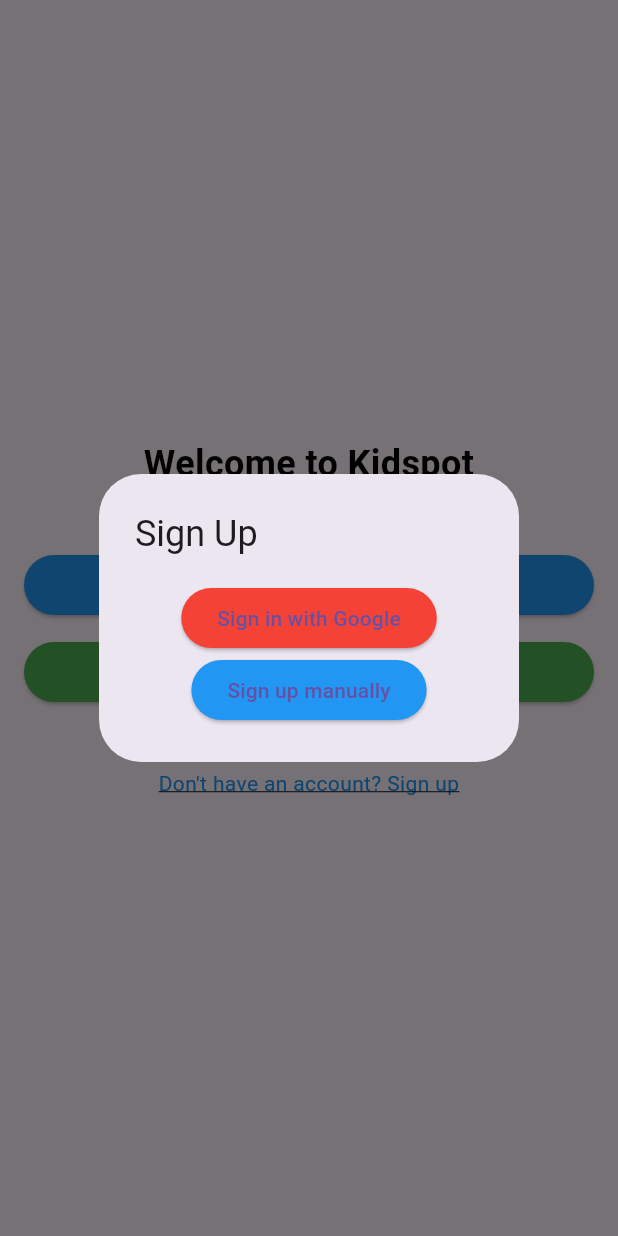
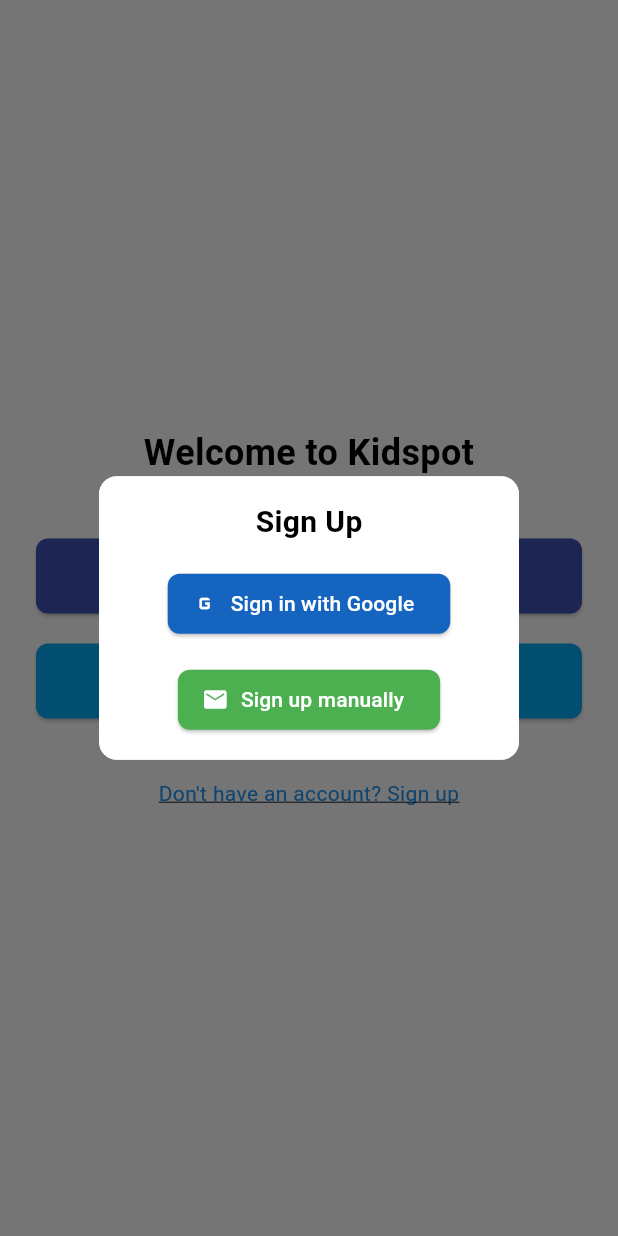
Before and after one commit to aifahazlin/kidspot, a Flutter app: the screen it shows after launch, after a tap on "Don't have an account? Sign up", on a phone screen of 412 x 824 dp. Run offline on Flutter 3.47's test engine with Material 3 defaults, Android fonts, the phone set to English and light mode, and no system bars; our stand-ins replace camera, cloud_firestore, firebase_auth, firebase_core, geolocator, google_maps_flutter and 3 more; missing offline and left inert: qr_code_scanner; accounts and stored records are empty; Roboto replaces fonts that are missing (Poppins).

Commit message:
enhance ui

```diff
--- a/lib/login_page.dart
+++ b/lib/login_page.dart
@@ -44,31 +44,52 @@
     showDialog(
       context: context,
       builder: (BuildContext context) {
-        return AlertDialog(
-          title: Text('Sign Up'),
-          content: Column(
+        return Dialog(
+          shape: RoundedRectangleBorder(borderRadius: BorderRadius.circular(12.0)),
+          child: Container(
+            padding: EdgeInsets.all(16.0),
+            decoration: BoxDecoration(
+              color: Colors.white,
+              borderRadius: BorderRadius.circular(12.0),
+            ),
+            child: Column(
               mainAxisSize: MainAxisSize.min,
               children: <Widget>[
-              ElevatedButton(
-                child: Text('Sign in with Google'),
+                Text(
+                  'Sign Up',
+                  style: TextStyle(fontSize: 20, fontWeight: FontWeight.bold, color: Colors.black),
+                ),
+                SizedBox(height: 16),
+                ElevatedButton.icon(
+                  icon: Icon(Icons.g_mobiledata, color: Colors.white),
+                  label: Text('Sign in with Google', style: TextStyle(color: Colors.white)),
                   onPressed: () {
-                  Navigator.pop(context); // Close the dialog
+                    Navigator.pop(context);
                     signInWithGoogle(context);
                   },
-                style: ElevatedButton.styleFrom(primary: Colors.red),
+                  style: ElevatedButton.styleFrom(
+                    primary: Colors.blue.shade800,
+                    shape: RoundedRectangleBorder(borderRadius: BorderRadius.circular(8)),
                   ),
-              ElevatedButton(
-                child: Text('Sign up manually'),
+                ),
+                SizedBox(height: 16), // Consistent spacing
+                ElevatedButton.icon(
+                  icon: Icon(Icons.email, color: Colors.white),
+                  label: Text('Sign up manually', style: TextStyle(color: Colors.white)),
                   onPressed: () {
-                  Navigator.pop(context); // Close the dialog
+                    Navigator.pop(context);
                     Navigator.push(
                       context,
                       MaterialPageRoute(builder: (context) => SignUpPage()),
                     );
                   },
-                style: ElevatedButton.styleFrom(primary: Colors.blue),
+                  style: ElevatedButton.styleFrom(
+                    primary: Colors.green.shade500,
+                    shape: RoundedRectangleBorder(borderRadius: BorderRadius.circular(8)),
+                  ),
                 ),
               ],
+            ),
           ),
         );
       },
@@ -104,8 +125,18 @@
   @override
   Widget build(BuildContext context) {
     return Scaffold(
-      body: Padding(
-        padding: EdgeInsets.all(16.0),
+      body: Container(
+        decoration: BoxDecoration(
+          gradient: LinearGradient(
+            begin: Alignment.topCenter,
+            end: Alignment.bottomCenter,
+            colors: [
+              Colors.white,
+              Colors.white,
+            ],
+          ),
+        ),
+        padding: EdgeInsets.symmetric(horizontal: 24.0, vertical: 40.0),
         child: Column(
           mainAxisAlignment: MainAxisAlignment.center,
           crossAxisAlignment: CrossAxisAlignment.stretch,
@@ -116,16 +147,16 @@
               style: TextStyle(fontSize: 24, fontWeight: FontWeight.bold, color: Colors.black),
             ),
             SizedBox(height: 40),
-            ElevatedButton(
-              child: Text('Login as Parent'),
+            _buildLoginButton(
+              label: 'Login as Parent',
+              color: Colors.indigo.shade500,
               onPressed: () => Navigator.push(context, MaterialPageRoute(builder: (context) => LoginForm(role: 'parent'))),
-              style: ElevatedButton.styleFrom(primary: Colors.blue),
             ),
-            SizedBox(height: 10),
-            ElevatedButton(
-              child: Text('Login as Child'),
+            SizedBox(height: 20),
+            _buildLoginButton(
+              label: 'Login as Child',
+              color: Colors.lightBlue.shade500,
               onPressed: () => Navigator.push(context, MaterialPageRoute(builder: (context) => LoginForm(role: 'child'))),
-              style: ElevatedButton.styleFrom(primary: Colors.green),
             ),
             SizedBox(height: 40),
             InkWell(
@@ -141,4 +172,18 @@
       ),
     );
   }
+
+  Widget _buildLoginButton({required String label, required Color color, required VoidCallback onPressed}) {
+    return ElevatedButton(
+      child: Text(label, style: TextStyle(fontSize: 18, color: Colors.white)),
+      onPressed: onPressed,
+      style: ElevatedButton.styleFrom(
+        primary: color,
+        shape: RoundedRectangleBorder(
+          borderRadius: BorderRadius.circular(8),
+        ),
+        padding: EdgeInsets.symmetric(vertical: 12),
+      ),
+    );
   }
+}
```
Lines whose indentation alone changed are shown as unchanged.
